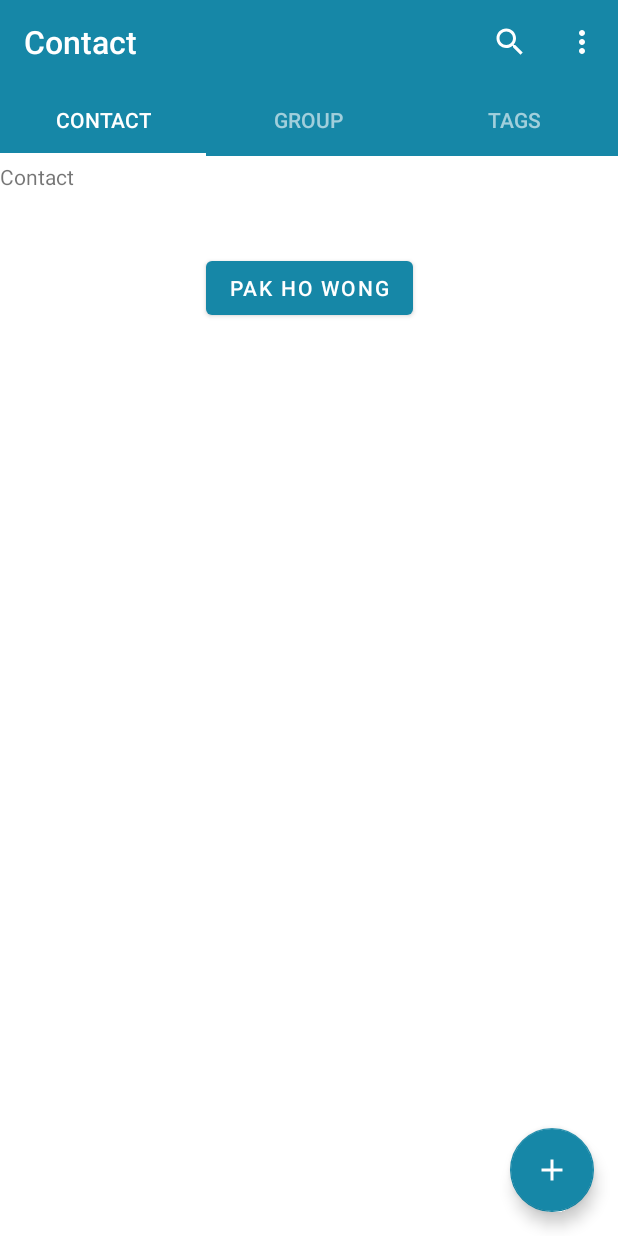
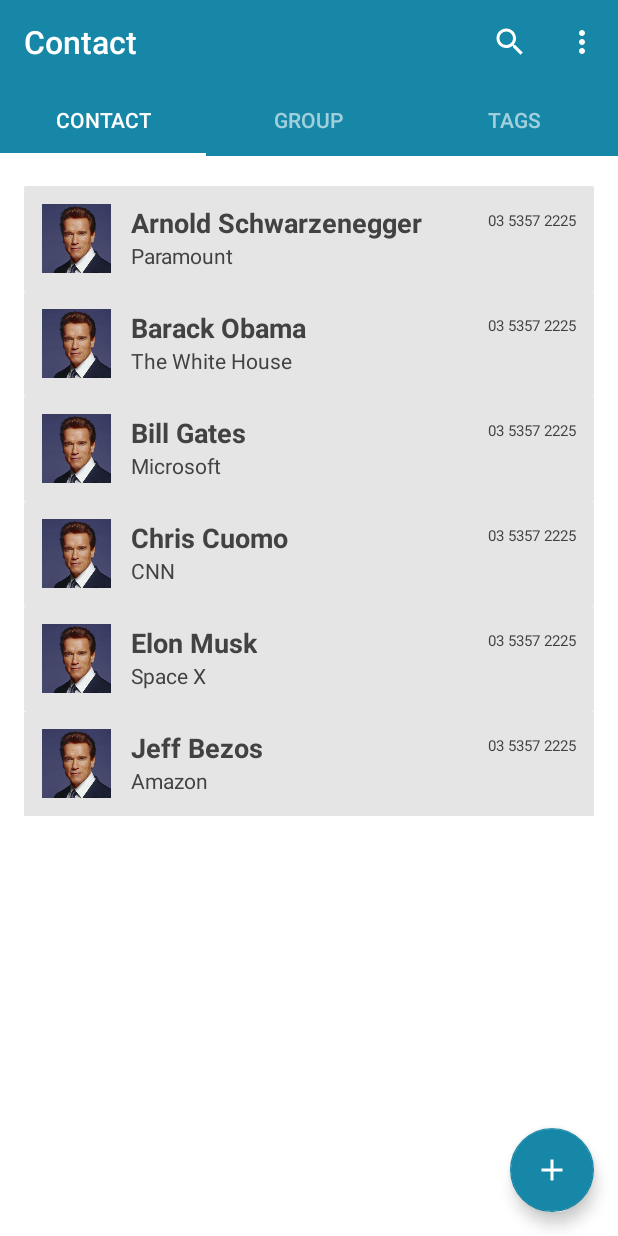
Before and after one commit to dl-ghub/COMP30022_Capstone_RBDB, an Android app: the screen it shows after launch (MainActivity), on a phone screen of 412 x 824 dp. Run offline under Robolectric (Android 15) with nearby library versions, the phone set to English and light mode, and no system bars; Roboto replaces fonts that are not available here.

Commit message:
Merged with contacts and groups recyclerviews.

```diff
--- a/app/build.gradle
+++ b/app/build.gradle
@@ -45,6 +45,7 @@ dependencies {
     implementation 'androidx.legacy:legacy-support-v4:1.0.0'
     implementation 'androidx.lifecycle:lifecycle-livedata-ktx:2.3.1'
     implementation 'androidx.lifecycle:lifecycle-viewmodel-ktx:2.3.1'
+    implementation 'androidx.recyclerview:recyclerview:1.2.1'
     testImplementation 'junit:junit:4.+'
     androidTestImplementation 'androidx.test.ext:junit:1.1.3'
     androidTestImplementation 'androidx.test.espresso:espresso-core:3.4.0'
--- a/app/src/main/java/com/example/rbdb/ui/ContactFragment.kt
+++ b/app/src/main/java/com/example/rbdb/ui/ContactFragment.kt
@@ -7,7 +7,10 @@ import android.view.LayoutInflater
 import android.view.View
 import android.view.ViewGroup
 import android.widget.Button
+import androidx.recyclerview.widget.RecyclerView
 import com.example.rbdb.R
+import com.example.rbdb.ui.adapters.ContactAdapter
+import com.example.rbdb.ui.dataclasses.Contact
 import com.google.android.material.floatingactionbutton.FloatingActionButton
 import com.google.android.material.snackbar.Snackbar
 
@@ -41,14 +44,34 @@ class ContactFragment : Fragment() {
         savedInstanceState: Bundle?
     ): View? {
         val view = inflater.inflate(R.layout.fragment_contact, container, false)
-        val button = view.findViewById<Button>(R.id.buttonContact)
-        //button.setOnClickListener { findNavController().navigate(R.id.action_contactFragment_to_contactDetailActivity) }
-        button.setOnClickListener{
-            //Toast.makeText(this.requireActivity(), "Button pressed", Toast.LENGTH_SHORT).show()
-            val intent = Intent(this.requireActivity(), ContactDetailActivity::class.java)
-            intent.putExtra("contactName",view.findViewById<Button>(R.id.buttonContact).text)
-            requireActivity().startActivity(intent)
-        }
+//        val button = view.findViewById<Button>(R.id.buttonContact)
+//        //button.setOnClickListener { findNavController().navigate(R.id.action_contactFragment_to_contactDetailActivity) }
+//        button.setOnClickListener{
+//            //Toast.makeText(this.requireActivity(), "Button pressed", Toast.LENGTH_SHORT).show()
+//            val intent = Intent(this.requireActivity(), ContactDetailActivity::class.java)
+//            intent.putExtra("contactName",view.findViewById<Button>(R.id.buttonContact).text)
+//            requireActivity().startActivity(intent)
+//        }
+
+        // Recyclerview Implementation (CONTACTS PAGE)
+        // Dummy data. Eventually will need to retrieve this (in a similar format) from DB.
+        val dataForAdapter = listOf(
+            Contact(R.drawable.arnold, "Arnold Schwarzenegger", "Paramount", "03 5357 2225"),
+            Contact(R.drawable.arnold, "Barack Obama", "The White House", "03 5357 2225"),
+            Contact(R.drawable.arnold, "Bill Gates", "Microsoft", "03 5357 2225"),
+            Contact(R.drawable.arnold, "Chris Cuomo", "CNN", "03 5357 2225"),
+            Contact(R.drawable.arnold, "Elon Musk", "Space X", "03 5357 2225"),
+            Contact(R.drawable.arnold, "Jeff Bezos", "Amazon", "03 5357 2225")
+        )
+
+        val recyclerView: RecyclerView = view.findViewById(R.id.rvContacts)
+        val contactAdapter = ContactAdapter()
+        contactAdapter.setData(dataForAdapter)
+        recyclerView.adapter = contactAdapter
+        contactAdapter.notifyDataSetChanged()
+
+
+
         return view
     }
 
--- /dev/null
+++ b/app/src/main/java/com/example/rbdb/ui/adapters/ContactAdapter.kt
@@ -0,0 +1,51 @@
+package com.example.rbdb.ui.adapters
+
+import android.view.LayoutInflater
+import android.view.ViewGroup
+import android.widget.ImageView
+import android.widget.TextView
+import androidx.recyclerview.widget.RecyclerView
+import com.example.rbdb.R
+import com.example.rbdb.ui.dataclasses.Contact
+
+class ContactAdapter : RecyclerView.Adapter<RecyclerView.ViewHolder>() {
+
+    private val data = ArrayList<Contact>()
+
+    override fun onCreateViewHolder(parent: ViewGroup, viewType: Int): RecyclerView.ViewHolder {
+        return ContactViewHolder(parent)
+    }
+
+    override fun onBindViewHolder(holder: RecyclerView.ViewHolder, position: Int) {
+        (holder as ContactViewHolder).onBind(data[position], position)
+    }
+
+    override fun getItemCount(): Int {
+        return data.size
+    }
+
+    fun setData(data: List<Contact>) {
+        this.data.clear()
+        this.data.addAll(data)
+    }
+
+    inner class ContactViewHolder(parent: ViewGroup) : RecyclerView.ViewHolder(
+        LayoutInflater.from(parent.context).inflate(R.layout.view_holder_contact, parent, false)
+    ) {
+
+        val ivContactAvatar: ImageView = itemView.findViewById(R.id.contact_avatar)
+        val tvContactName: TextView = itemView.findViewById(R.id.contact_name)
+        val tvContactCompany: TextView = itemView.findViewById(R.id.contact_company)
+        val tvContactPhone: TextView = itemView.findViewById(R.id.contact_phone)
+
+        fun onBind(
+            contactData: Contact,
+            position: Int
+        ) {
+            ivContactAvatar.setImageResource(contactData.avatar)
+            tvContactName.text = contactData.name
+            tvContactCompany.text = contactData.company
+            tvContactPhone.text = contactData.phone
+        }
+    }
+}
--- /dev/null
+++ b/app/src/main/java/com/example/rbdb/ui/dataclasses/Contact.kt
@@ -0,0 +1,3 @@
+package com.example.rbdb.ui.dataclasses
+
+data class Contact(val avatar: Int, val name: String, val company: String, val phone: String)
--- /dev/null
+++ b/app/src/main/java/com/example/rbdb/ui/dataclasses/Group.kt
@@ -0,0 +1,3 @@
+package com.example.rbdb.ui.dataclasses
+
+data class Group(val id: Int, val name: String)
--- a/app/src/main/res/layout/fragment_contact.xml
+++ b/app/src/main/res/layout/fragment_contact.xml
@@ -8,28 +8,30 @@
 
     <!-- TODO: Update blank fragment layout -->
     <androidx.constraintlayout.widget.ConstraintLayout
+        android:id="@+id/constraintLayout"
         android:layout_width="match_parent"
         android:layout_height="match_parent">
 
-        <TextView
-            android:id="@+id/textView2"
-            android:layout_width="match_parent"
-            android:layout_height="match_parent"
-            android:fontFamily="sans-serif"
-            android:text="Contact" />
-
-        <Button
-            android:id="@+id/buttonContact"
-            android:layout_width="wrap_content"
-            android:layout_height="wrap_content"
-            android:layout_marginTop="60dp"
-            android:text="Pak Ho Wong"
+        <androidx.recyclerview.widget.RecyclerView
+            android:id="@+id/rvContacts"
+            android:layout_width="0dp"
+            android:layout_height="0dp"
+            android:layout_marginHorizontal="16dp"
+            android:layout_marginTop="16dp"
+            android:orientation="vertical"
+            app:layoutManager="androidx.recyclerview.widget.LinearLayoutManager"
+            app:layout_constraintBottom_toBottomOf="parent"
             app:layout_constraintEnd_toEndOf="parent"
             app:layout_constraintStart_toStartOf="parent"
-            app:layout_constraintTop_toTopOf="@+id/textView2" />
+            app:layout_constraintTop_toTopOf="parent"
+            tools:itemCount="12"
+            tools:listitem="@layout/view_holder_contact" />
+
+
 
 
     </androidx.constraintlayout.widget.ConstraintLayout>
+
 
     <com.google.android.material.floatingactionbutton.FloatingActionButton
         android:id="@+id/contact_fab"
--- /dev/null
+++ b/app/src/main/res/layout/view_holder_contact.xml
@@ -0,0 +1,64 @@
+<?xml version="1.0" encoding="utf-8"?>
+<LinearLayout xmlns:android="http://schemas.android.com/apk/res/android"
+    xmlns:app="http://schemas.android.com/apk/res-auto"
+    xmlns:tools="http://schemas.android.com/tools"
+    android:layout_width="match_parent"
+    android:layout_height="wrap_content"
+    android:orientation="vertical">
+
+    <androidx.cardview.widget.CardView
+        android:layout_width="match_parent"
+        android:layout_height="wrap_content">
+
+        <androidx.constraintlayout.widget.ConstraintLayout
+            android:layout_width="match_parent"
+            android:layout_height="wrap_content"
+            android:background="#E5E5E5"
+            android:padding="12dp">
+
+            <ImageView
+                android:id="@+id/contact_avatar"
+                android:layout_width="46dp"
+                android:layout_height="46dp"
+                app:layout_constraintDimensionRatio="1:1"
+                app:layout_constraintBottom_toBottomOf="parent"
+                app:layout_constraintStart_toStartOf="parent"
+                app:layout_constraintTop_toTopOf="parent"
+                tools:srcCompat="@tools:sample/avatars" />
+
+            <TextView
+                android:id="@+id/contact_name"
+                android:layout_width="wrap_content"
+                android:layout_height="wrap_content"
+                android:layout_marginStart="13dp"
+                android:text="Arnold Schwarzenegger"
+                android:textColor="@color/cardview_dark_background"
+                android:textSize="18sp"
+                android:textStyle="bold"
+                app:layout_constraintStart_toEndOf="@+id/contact_avatar"
+                app:layout_constraintTop_toTopOf="@+id/contact_avatar" />
+
+            <TextView
+                android:id="@+id/contact_company"
+                android:layout_width="wrap_content"
+                android:layout_height="wrap_content"
+                android:text="Paramount"
+                android:textColor="@color/cardview_dark_background"
+                app:layout_constraintStart_toStartOf="@+id/contact_name"
+                app:layout_constraintTop_toBottomOf="@+id/contact_name" />
+
+            <TextView
+                android:id="@+id/contact_phone"
+                android:layout_width="wrap_content"
+                android:layout_height="wrap_content"
+                android:text="03 3537 2225"
+                android:textColor="@color/cardview_dark_background"
+                android:textSize="10sp"
+                android:layout_marginTop="4dp"
+                app:layout_constraintEnd_toEndOf="parent"
+                app:layout_constraintTop_toTopOf="@id/contact_name"
+                tools:layout_editor_absoluteY="24dp" />
+
+        </androidx.constraintlayout.widget.ConstraintLayout>
+    </androidx.cardview.widget.CardView>
+</LinearLayout>
```
Also changed, not shown: app/src/main/java/com/example/rbdb/ui/GroupFragment.kt (+22 -1 lines), app/src/main/java/com/example/rbdb/ui/adapters/GroupAdapter.kt (added, +42 -0 lines), app/src/main/res/layout/fragment_group.xml (+21 -4 lines), app/src/main/res/layout/view_holder_group.xml (added, +40 -0 lines), app/src/main/res/drawable-v24/arnold.jpg (added).
